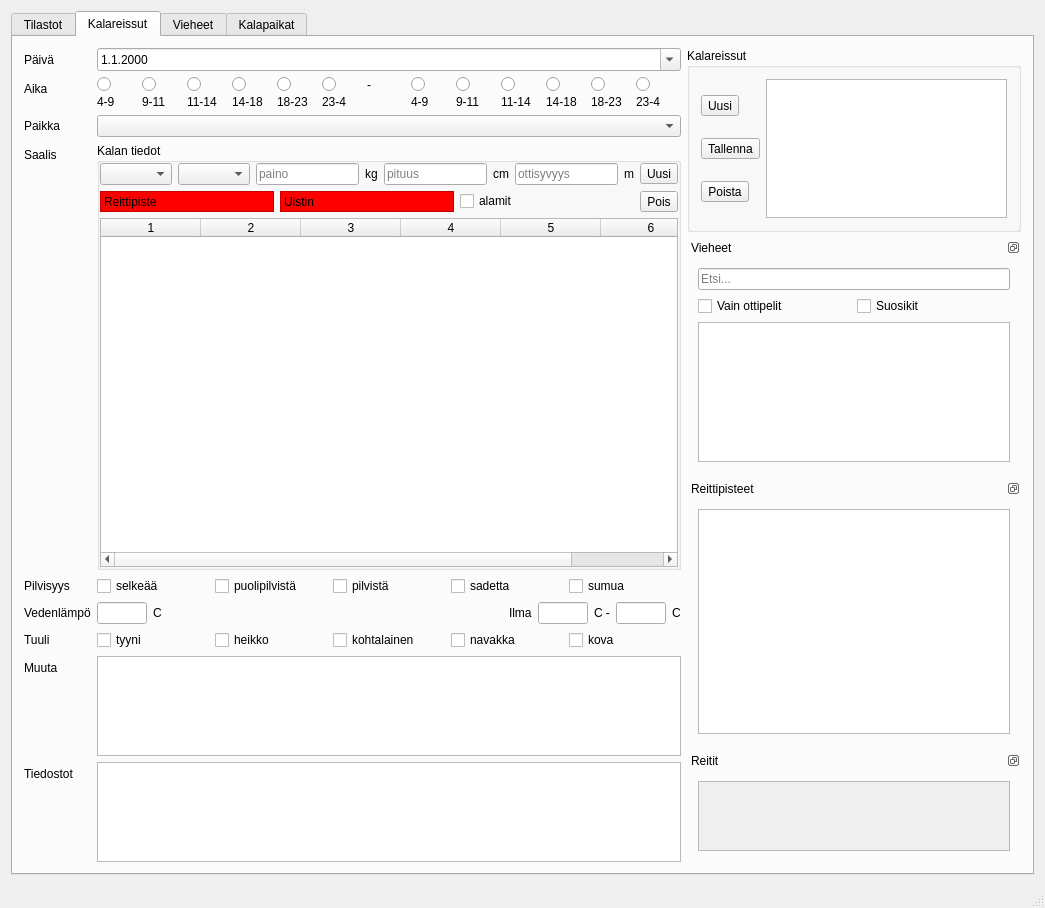
Above: mainwindow.ui from samuliwritescode/uistelupaivakirja-desktop before the change. Below: the same form after it.
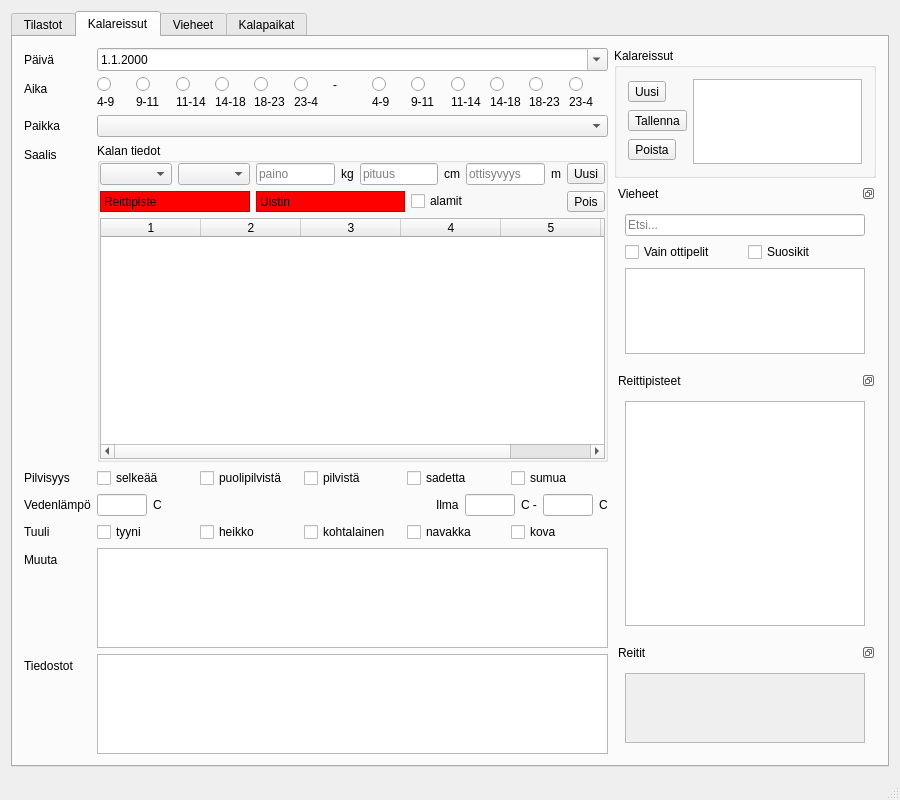
That is the form after the change. Icons and pictures are not drawn.

Commit message: -Lisätty shortcutteja windowsiin.

Diff of the .ui file:
```diff
--- a/mainwindow.ui
+++ b/mainwindow.ui
@@ -6,8 +6,8 @@
    <rect>
     <x>0</x>
     <y>0</y>
-    <width>1045</width>
-    <height>908</height>
+    <width>900</width>
+    <height>800</height>
    </rect>
   </property>
   <property name="sizePolicy">
@@ -1061,8 +1061,8 @@
                   <rect>
                    <x>0</x>
                    <y>0</y>
-                   <width>180</width>
-                   <height>76</height>
+                   <width>203</width>
+                   <height>69</height>
                   </rect>
                  </property>
                 </widget>
```
Left out of the diff: 15 changed lines with no effect on the pictures. The commit also changes 1 other file.
